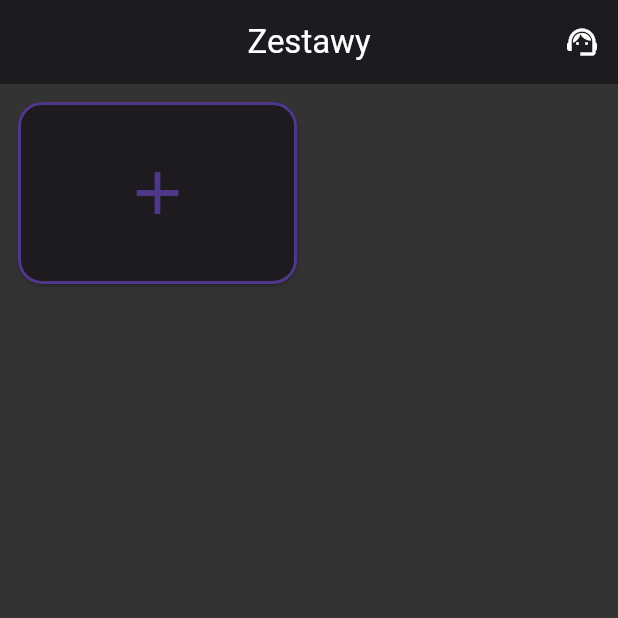
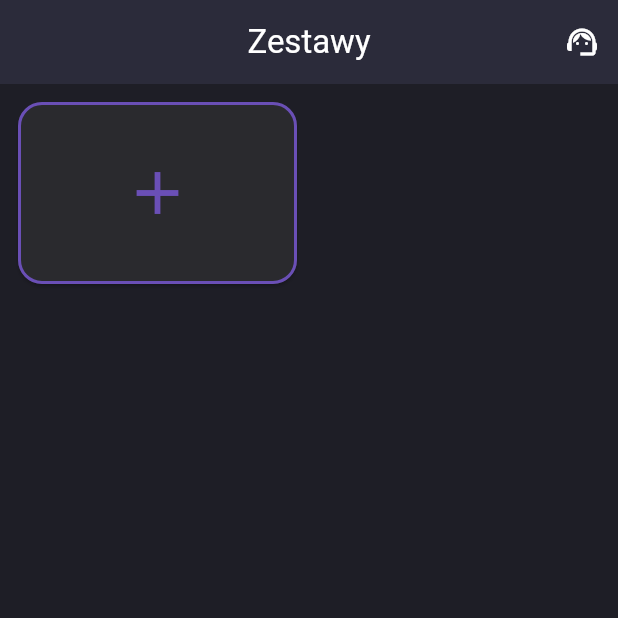
Before and after one commit to rychu777/part-collector, a Flutter app: the screen it shows after launch, on a phone screen of 412 x 824 dp, the top half of it. Run offline on Flutter 3.47's test engine with Material 3 defaults, Android fonts, the light colour scheme and no system bars; our stand-ins replace cloud_firestore, firebase_core; accounts and stored records are empty.

Commit message:
update: More appealing color palette

```diff
--- a/lib/legacy/constants.dart
+++ b/lib/legacy/constants.dart
@@ -1,18 +1,17 @@
 import 'package:flutter/material.dart';
 
-const Color kPrimaryDark = Color(0xFF1D1B20);
-const Color kSurfaceLight = Color(0xFFE8DEF8);
-const Color kSurfaceLighter = Color(0xFFFEF7FF);
-const Color kWhite = Color(0xFFFFFFFF);
-const Color kDarkGrey = Color(0xFF1D1B20);
-const Color kPurple = Color(0xFF4F378A);
-const Color kPurple2 = Color(0xFF65558F);
-const Color kRedError = Color(0xFF9C3732);
-const Color kLightPurple = Color(0xFFD1C4E9);
-const Color kMainBackground = Color(0xFF333333);
+const Color kPrimaryDark = Color(0xFF2B2B3A);               // Ciemniejszy, głęboki granat z domieszką fioletu
+const Color kSurfaceLight = Color(0xFFEDE7F6);              // Jasny fioletowo-szary pastel
+const Color kSurfaceLighter = Color(0xFFF8F5FC);            // Bardzo jasny lawendowy do tła lub kart
+const Color kWhite = Color(0xFFFFFFFF);                     // Zostaje biały
+const Color kDarkGrey = Color(0xFF2A2A2E);                  // Głęboka, neutralna szarość z lekkim fioletem
+const Color kPurple = Color(0xFF6A4FB6);                    // Głęboki, żywy fiolet – bardziej nowoczesny
+const Color kPurple2 = Color(0xFF8C7BBD);                   // Jaśniejszy, cieplejszy fiolet do akcentów
+const Color kRedError = Color(0xFFD32F2F);                  // Klasyczny czerwony błąd z Material Design
+const Color kLightPurple = Color(0xFFE0D7F5);               // Bardziej subtelny lawendowy
+const Color kMainBackground = Color(0xFF1E1E26);            // Bardzo ciemny szaro-niebieski do tła
 
-
-const Color kMetricGreen = Color(0xFF30A445);
-const Color kMetricRed = Color(0xFFD93636);
-const Color kMetricYellow = Color(0xFFE7A827);
-const Color kMetricProgressBackground = Color(0xFFE0E0E0);
+const Color kMetricGreen = Color(0xFF30A445);               // Żywy odcień zielonego
+const Color kMetricRed = Color(0xFFD93636);                 // Żywy odcień czerwieni
+const Color kMetricYellow = Color(0xFFE7A827);              // Żywy odcień żółci
+const Color kMetricProgressBackground = Color(0xFFE0E0E0);  // Subtelny odcień bieli
--- a/lib/models/BuildFile.dart
+++ b/lib/models/BuildFile.dart
@@ -1,5 +1,3 @@
-// lib/models/BuildFile.dart
-
 import 'package:first_app/models/component.dart';
 
 class BuildFile {
--- a/lib/viewmodels/AssistantViewModel.dart
+++ b/lib/viewmodels/AssistantViewModel.dart
@@ -1,7 +1,5 @@
 import 'package:flutter/foundation.dart';
-
 import '../repositories/PrebuildRepository.dart';
-
 
 class AssistantViewModel extends ChangeNotifier {
   int _currentStep = 0;
--- a/lib/viewmodels/ConfigurationListViewModel.dart
+++ b/lib/viewmodels/ConfigurationListViewModel.dart
@@ -1,9 +1,7 @@
 import 'dart:convert';
 import 'dart:io';
-
 import 'package:flutter/foundation.dart';
 import 'package:path_provider/path_provider.dart';
-
 import 'package:first_app/models/BuildFile.dart';
 import 'package:first_app/models/component.dart';
 
--- a/lib/viewmodels/ProductCatalogViewModel.dart
+++ b/lib/viewmodels/ProductCatalogViewModel.dart
@@ -1,7 +1,6 @@
 import 'package:flutter/material.dart';
 import 'package:first_app/models/DetailedProduct.dart';
 import 'package:first_app/repositories/ProductRepository.dart';
-
 
 class ProductCatalogViewModel extends ChangeNotifier {
   final ProductRepository _repo;
--- a/lib/viewmodels/SummaryViewModel.dart
+++ b/lib/viewmodels/SummaryViewModel.dart
@@ -1,5 +1,3 @@
-// File: lib/viewmodels/summary_view_model.dart
-
 import 'package:flutter/material.dart';
 import 'package:first_app/models/component.dart';
 import 'package:first_app/legacy/constants.dart';
```
